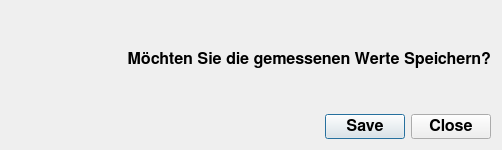
Qt form src/gui/dialogs/game/savedialog.ui (hrafnass/ANTv2) before a commit.
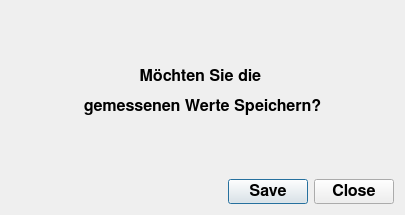
The same form after that commit.

Commit message: changed the savedialog - added vertical spacers

```diff
--- a/src/gui/dialogs/game/savedialog.ui
+++ b/src/gui/dialogs/game/savedialog.ui
@@ -6,8 +6,8 @@
    <rect>
     <x>0</x>
     <y>0</y>
-    <width>502</width>
-    <height>150</height>
+    <width>405</width>
+    <height>215</height>
    </rect>
   </property>
   <property name="font">
@@ -22,6 +22,19 @@
    <string>Save?</string>
   </property>
   <layout class="QVBoxLayout" name="verticalLayout">
+   <item>
+    <spacer name="verticalSpacer">
+     <property name="orientation">
+      <enum>Qt::Vertical</enum>
+     </property>
+     <property name="sizeHint" stdset="0">
+      <size>
+       <width>20</width>
+       <height>40</height>
+      </size>
+     </property>
+    </spacer>
+   </item>
    <item>
     <widget class="QLabel" name="label">
      <property name="font">
@@ -31,13 +44,26 @@
       </font>
      </property>
      <property name="text">
-      <string>Möchten Sie die gemessenen Werte Speichern?</string>
+      <string>&lt;html&gt;&lt;head/&gt;&lt;body&gt;&lt;p align=&quot;center&quot;&gt;Möchten Sie die &lt;/p&gt;&lt;p align=&quot;center&quot;&gt;gemessenen Werte Speichern?&lt;/p&gt;&lt;/body&gt;&lt;/html&gt;</string>
      </property>
      <property name="alignment">
       <set>Qt::AlignRight|Qt::AlignTrailing|Qt::AlignVCenter</set>
      </property>
     </widget>
    </item>
+   <item>
+    <spacer name="verticalSpacer_2">
+     <property name="orientation">
+      <enum>Qt::Vertical</enum>
+     </property>
+     <property name="sizeHint" stdset="0">
+      <size>
+       <width>20</width>
+       <height>40</height>
+      </size>
+     </property>
+    </spacer>
+   </item>
    <item>
     <widget class="QDialogButtonBox" name="buttonBox">
      <property name="orientation">
```
